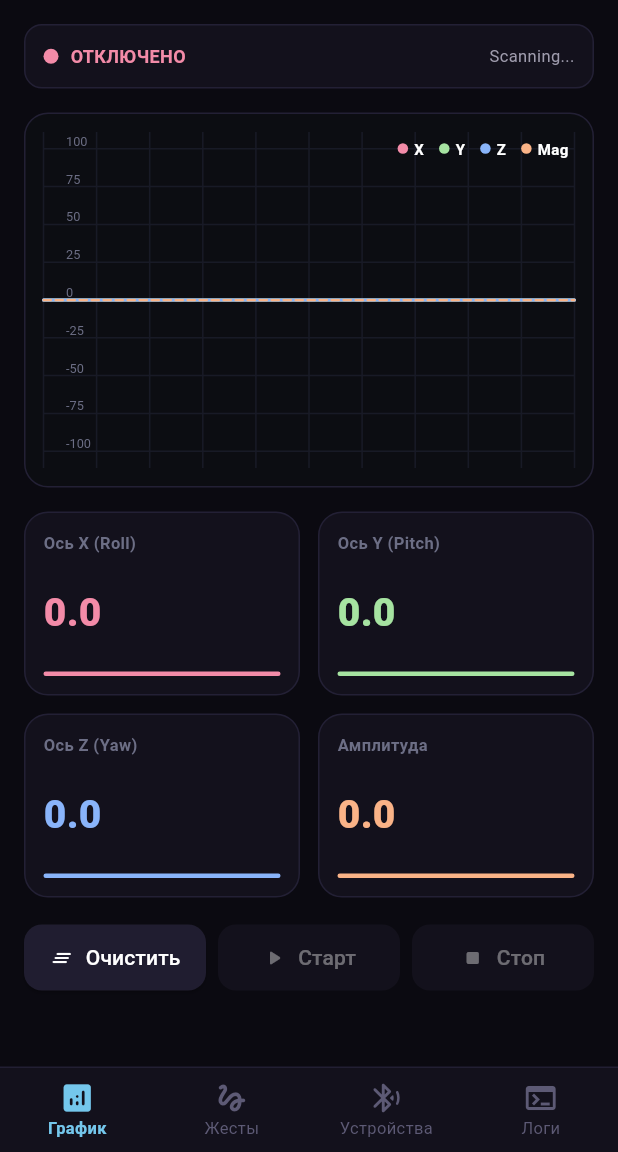
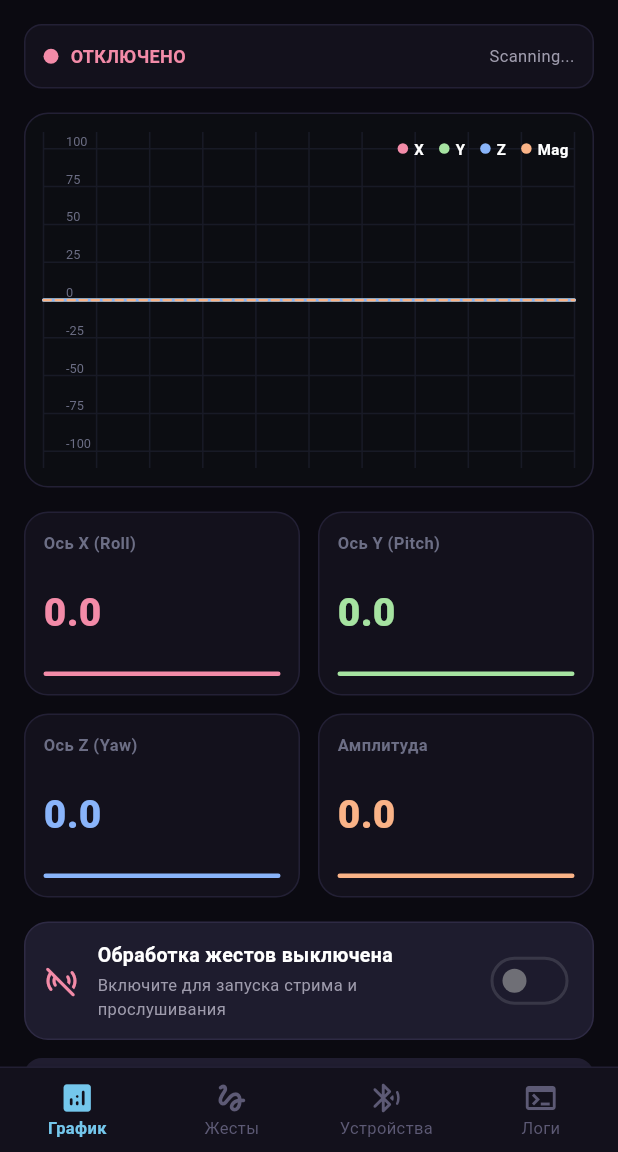
Before and after one commit to Aleksandr6669/Aura, a Flutter app: the screen it shows after launch, on a phone screen of 412 x 824 dp, the part 84-1236 px from its top. Run offline on Flutter 3.47's test engine with Material 3 defaults, Android fonts, the light colour scheme and no system bars; our stand-ins replace flutter_blue_plus, shared_preferences; Roboto replaces fonts that are missing (Fira Code).

Commit message:
feat: replace manual stream controls with a gesture toggle UI and automate streaming logic

```diff
--- a/lib/dashboard_view.dart
+++ b/lib/dashboard_view.dart
@@ -262,54 +262,70 @@ class ScopeTabContent extends StatelessWidget {
             ),
             const SizedBox(height: 16),
 
-            // Fast controls
-            Row(
-              children: [
+            // Stream status & toggle card
+            Container(
+              padding: const EdgeInsets.all(12),
+              decoration: BoxDecoration(
+                color: manager.isStreaming ? const Color(0xFF152A22) : const Color(0xFF1E1C2E),
+                borderRadius: BorderRadius.circular(16),
+                border: Border.all(
+                  color: manager.isStreaming ? const Color(0xFF225741) : const Color(0xFF2E2A44),
+                ),
+              ),
+              child: Row(
+                children: [
+                  Icon(
+                    manager.isStreaming ? Icons.sensors_rounded : Icons.sensors_off_rounded,
+                    color: manager.isStreaming ? const Color(0xFFA6E3A1) : const Color(0xFFF38BA8),
+                  ),
+                  const SizedBox(width: 12),
                   Expanded(
-                  child: ElevatedButton.icon(
+                    child: Column(
+                      crossAxisAlignment: CrossAxisAlignment.start,
+                      children: [
+                        Text(
+                          manager.isStreaming ? "Обработка жестов активна" : "Обработка жестов выключена",
+                          style: TextStyle(
+                            color: manager.isStreaming ? const Color(0xFFA6E3A1) : Colors.white,
+                            fontWeight: FontWeight.bold,
+                            fontSize: 13,
+                          ),
+                        ),
+                        const SizedBox(height: 2),
+                        Text(
+                          manager.isStreaming
+                              ? "Кольцо передает данные и распознает жесты"
+                              : "Включите для запуска стрима и прослушивания",
+                          style: const TextStyle(color: Color(0xFF9E9BAC), fontSize: 11),
+                        ),
+                      ],
+                    ),
+                  ),
+                  Switch(
+                    value: manager.gestureActionsEnabled,
+                    onChanged: manager.isConnected
+                        ? (val) {
+                            manager.saveGestureSettings(enabled: val);
+                          }
+                        : null,
+                    activeThumbColor: const Color(0xFFA6E3A1),
+                  ),
+                ],
+              ),
+            ),
+            const SizedBox(height: 12),
+
+            // Clear history control
+            ElevatedButton.icon(
               onPressed: () => manager.clearScope(),
               icon: const Icon(Icons.clear_all_rounded, size: 16),
-                    label: const Text("Очистить"),
+              label: const Text("Очистить график"),
               style: ElevatedButton.styleFrom(
                 backgroundColor: const Color(0xFF201D30),
                 foregroundColor: Colors.white,
-                      padding: const EdgeInsets.symmetric(vertical: 12),
+                padding: const EdgeInsets.symmetric(vertical: 14),
                 shape: RoundedRectangleBorder(borderRadius: BorderRadius.circular(12)),
               ),
-                  ),
-                ),
-                const SizedBox(width: 8),
-                Expanded(
-                  child: ElevatedButton.icon(
-                    onPressed: manager.isConnected ? () => manager.startStream() : null,
-                    icon: const Icon(Icons.play_arrow_rounded, size: 16),
-                    label: const Text("Старт"),
-                    style: ElevatedButton.styleFrom(
-                      backgroundColor: const Color(0xFF1C3A27),
-                      foregroundColor: const Color(0xFFA6E3A1),
-                      disabledBackgroundColor: const Color(0xFF13111C),
-                      padding: const EdgeInsets.symmetric(vertical: 12),
-                      shape: RoundedRectangleBorder(borderRadius: BorderRadius.circular(12)),
-                    ),
-                  ),
-                ),
-                const SizedBox(width: 8),
-                Expanded(
-                  child: ElevatedButton.icon(
-                    onPressed: manager.isConnected ? () => manager.stopStream() : null,
-                    icon: const Icon(Icons.stop_rounded, size: 16),
-                    label: const Text("Стоп"),
-                    style: ElevatedButton.styleFrom(
-                      backgroundColor: const Color(0xFF3A1C1C),
-                      foregroundColor: const Color(0xFFF38BA8),
-                      disabledBackgroundColor: const Color(0xFF13111C),
-                      padding: const EdgeInsets.symmetric(vertical: 12),
-                      shape: RoundedRectangleBorder(borderRadius: BorderRadius.circular(12)),
-                    ),
-                  ),
-                ),
-
-              ],
             ),
           ],
         ),
--- a/lib/ring_ble_manager.dart
+++ b/lib/ring_ble_manager.dart
@@ -126,6 +126,7 @@ class RingBleManager extends ChangeNotifier {
   bool userDisconnected = false;
 
   bool isConnected = false;
+  bool get isStreaming => _playbackTimer != null;
   String connectionStatus = "Scanning...";
   String batteryInfo = "-";
   List<BluetoothService> discoveredServicesList = [];
@@ -321,6 +322,11 @@ class RingBleManager extends ChangeNotifier {
       if (enabled != null) {
         gestureActionsEnabled = enabled;
         await prefs.setBool("gesture_actions_enabled", enabled);
+        if (enabled) {
+          await startStream();
+        } else {
+          await stopStream();
+        }
       }
       if (threshold != null) {
         gestureThreshold = threshold;
@@ -353,6 +359,12 @@ class RingBleManager extends ChangeNotifier {
     SharedPreferences.getInstance().then((prefs) {
       prefs.setBool("gesture_actions_enabled", gestureActionsEnabled);
     });
+
+    if (gestureActionsEnabled) {
+      startStream();
+    } else {
+      stopStream();
+    }
 
     addLog(
       "⚡ Wake gesture: listening ${gestureActionsEnabled ? 'ON ✓' : 'OFF ✗'}",
@@ -633,6 +645,9 @@ class RingBleManager extends ChangeNotifier {
       recordedSamples.clear();
       addLog("⚠️ Жест слишком короткий (${recordedSamples.length} точек)", tag: 'warn');
     }
+    if (!gestureActionsEnabled) {
+      stopStream();
+    }
     notifyListeners();
   }
 
@@ -647,6 +662,9 @@ class RingBleManager extends ChangeNotifier {
     _baselineWindow.clear();
     recordedSamples.clear();
     recordingStatusMessage = reason;
+    if (!gestureActionsEnabled) {
+      stopStream();
+    }
     notifyListeners();
     addLog("❌ $reason", tag: 'warn');
   }
@@ -1015,7 +1033,11 @@ class RingBleManager extends ChangeNotifier {
         // Instantly query battery level
         await writeCommand("03");
 
-        addLog("Ring ready. Press 'Start' to stream data.", tag: 'info');
+        if (gestureActionsEnabled) {
+          await startStream();
+        } else {
+          addLog("Ring ready. Turn on gesture actions to stream data.", tag: 'info');
+        }
       } else {
         addLog("Error: Could not map GATT interface characteristics", tag: 'error');
       }
```
Lines whose indentation alone changed are shown as unchanged.
